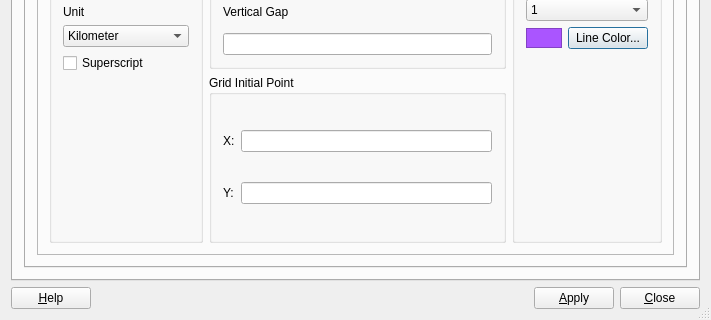
claudiobogossian/terralib5, file src/terralib/layout/qt/ui/GridSettings.ui: the form before one commit; both pictures show x 0 to 711 and y 197 to 517 of the 711 by 517 pixel window.
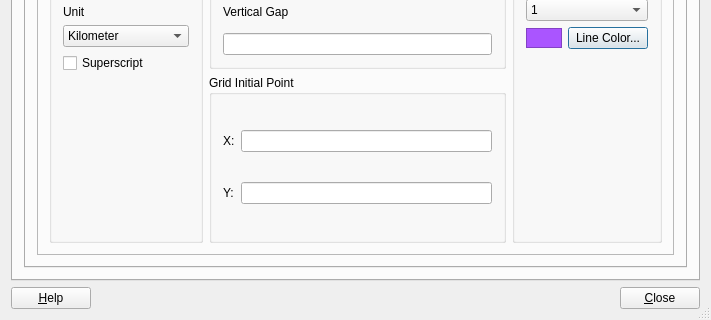
The form after the commit.

Commit message: - Window system and refactoring of grid settings;

```diff
--- a/src/terralib/layout/qt/ui/GridSettings.ui
+++ b/src/terralib/layout/qt/ui/GridSettings.ui
@@ -21,8 +21,8 @@
   </property>
   <layout class="QGridLayout" name="gridLayout_9">
    <item row="0" column="0">
-    <layout class="QVBoxLayout" name="verticalLayout_26">
-     <item>
+    <layout class="QGridLayout" name="gridLayout">
+     <item row="0" column="0">
       <widget class="QTabWidget" name="tabType">
        <property name="currentIndex">
         <number>0</number>
@@ -3688,7 +3688,7 @@
        </widget>
       </widget>
      </item>
-     <item>
+     <item row="1" column="0">
       <layout class="QHBoxLayout" name="horizontalLayout_9">
        <item>
         <widget class="QPushButton" name="helpPushButton">
@@ -3710,19 +3710,12 @@
          </property>
          <property name="sizeHint" stdset="0">
           <size>
-           <width>170</width>
+           <width>498</width>
            <height>20</height>
           </size>
          </property>
         </spacer>
        </item>
-       <item>
-        <widget class="QPushButton" name="pbApply">
-         <property name="text">
-          <string>&amp;Apply</string>
-         </property>
-        </widget>
-       </item>
        <item>
         <widget class="QPushButton" name="pbClose">
          <property name="text">
```
Left out of the diff: 2 changed lines with no effect on the pictures. The commit also changes 18 other files.
